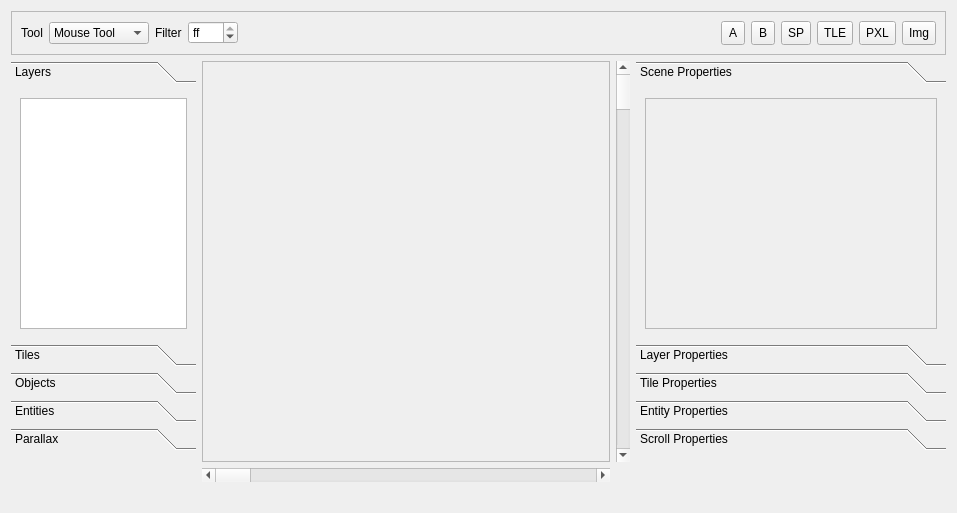
The window that RetroEDv2/tools/sceneeditorv5.ui (RSDKModding/RetroED) describes before a commit, drawn with Qt 5.
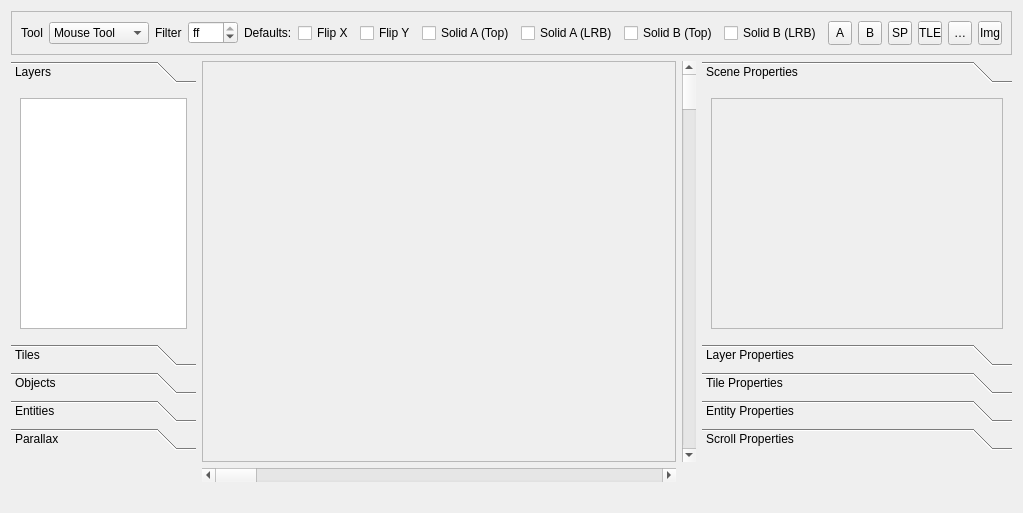
The same window after the commit. Icons and pictures are not drawn.

```diff
--- a/RetroEDv2/tools/sceneeditorv5.ui
+++ b/RetroEDv2/tools/sceneeditorv5.ui
@@ -6,7 +6,7 @@
    <rect>
     <x>0</x>
     <y>0</y>
-    <width>957</width>
+    <width>964</width>
     <height>513</height>
    </rect>
   </property>
@@ -209,7 +209,14 @@
       <enum>QFrame::Raised</enum>
      </property>
      <layout class="QGridLayout" name="gridLayout_2">
-      <item row="0" column="6">
+      <item row="0" column="10">
+       <widget class="QCheckBox" name="tileSolidLRBA">
+        <property name="text">
+         <string>Solid A (LRB)</string>
+        </property>
+       </widget>
+      </item>
+      <item row="0" column="15">
        <widget class="QToolButton" name="showCollisionB">
         <property name="minimumSize">
          <size>
@@ -228,7 +235,7 @@
         </property>
        </widget>
       </item>
-      <item row="0" column="7">
+      <item row="0" column="16">
        <widget class="QToolButton" name="showParallax">
         <property name="minimumSize">
          <size>
@@ -251,6 +258,13 @@
         </property>
        </widget>
       </item>
+      <item row="0" column="12">
+       <widget class="QCheckBox" name="tileSolidLRBB">
+        <property name="text">
+         <string>Solid B (LRB)</string>
+        </property>
+       </widget>
+      </item>
       <item row="0" column="3">
        <widget class="QSpinBox" name="sceneFilter">
         <property name="minimumSize">
@@ -270,7 +284,14 @@
         </property>
        </widget>
       </item>
-      <item row="0" column="4">
+      <item row="0" column="9">
+       <widget class="QCheckBox" name="tileSolidTopA">
+        <property name="text">
+         <string>Solid A (Top)</string>
+        </property>
+       </widget>
+      </item>
+      <item row="0" column="13">
        <spacer name="horizontalSpacer">
         <property name="orientation">
          <enum>Qt::Horizontal</enum>
@@ -332,7 +353,28 @@
         </item>
        </widget>
       </item>
-      <item row="0" column="5">
+      <item row="0" column="11">
+       <widget class="QCheckBox" name="tileSolidTopB">
+        <property name="text">
+         <string>Solid B (Top)</string>
+        </property>
+       </widget>
+      </item>
+      <item row="0" column="6">
+       <widget class="QCheckBox" name="tileFlipX">
+        <property name="text">
+         <string>Flip X</string>
+        </property>
+       </widget>
+      </item>
+      <item row="0" column="0">
+       <widget class="QLabel" name="label_2">
+        <property name="text">
+         <string>Tool</string>
+        </property>
+       </widget>
+      </item>
+      <item row="0" column="14">
        <widget class="QToolButton" name="showCollisionA">
         <property name="minimumSize">
          <size>
@@ -351,7 +393,7 @@
         </property>
        </widget>
       </item>
-      <item row="0" column="8">
+      <item row="0" column="17">
        <widget class="QToolButton" name="showTileGrid">
         <property name="minimumSize">
          <size>
@@ -374,6 +416,13 @@
         </property>
        </widget>
       </item>
+      <item row="0" column="8">
+       <widget class="QCheckBox" name="tileFlipY">
+        <property name="text">
+         <string>Flip Y</string>
+        </property>
+       </widget>
+      </item>
       <item row="0" column="2">
        <widget class="QLabel" name="label">
         <property name="text">
@@ -381,7 +430,7 @@
         </property>
        </widget>
       </item>
-      <item row="0" column="9">
+      <item row="0" column="18">
        <widget class="QToolButton" name="showPixelGrid">
         <property name="minimumSize">
          <size>
@@ -407,7 +456,7 @@
         </property>
        </widget>
       </item>
-      <item row="0" column="10">
+      <item row="0" column="19">
        <widget class="QToolButton" name="exportSceneImg">
         <property name="minimumSize">
          <size>
@@ -420,10 +469,10 @@
         </property>
        </widget>
       </item>
-      <item row="0" column="0">
-       <widget class="QLabel" name="label_2">
+      <item row="0" column="5">
+       <widget class="QLabel" name="label_3">
         <property name="text">
-         <string>Tool</string>
+         <string>Defaults:</string>
         </property>
        </widget>
       </item>
```
